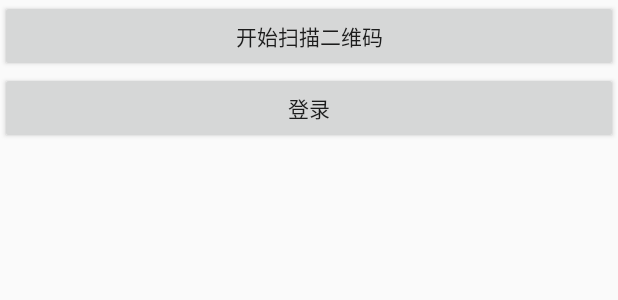
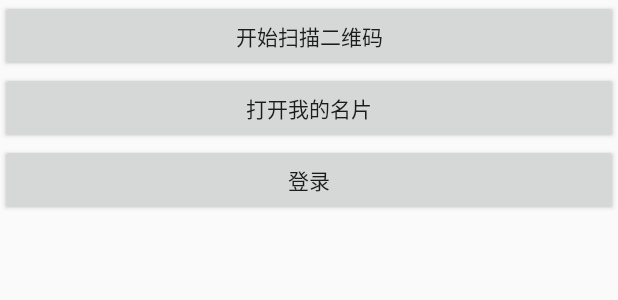
Before and after one commit to AFinalStone/HM-QRCodeAndCard, an Android app: the layout activity_main.xml on its own in the app's theme, with its tools: preview values and no code run, on a phone screen of 412 x 824 dp. Shown: the top 300 px of the screen. Run offline under Robolectric (Android 15) with nearby library versions, the phone set to English and light mode, and no system bars.

```diff
--- a/app/src/main/res/layout/activity_main.xml
+++ b/app/src/main/res/layout/activity_main.xml
@@ -19,6 +19,13 @@
         android:layout_width="match_parent"
         android:layout_height="wrap_content"
         android:gravity="center"
+        android:onClick="onClickMyCard"
+        android:text="打开我的名片" />
+
+    <Button
+        android:layout_width="match_parent"
+        android:layout_height="wrap_content"
+        android:gravity="center"
         android:onClick="onClickLogin"
         android:text="登录" />
 
--- a/library/build.gradle
+++ b/library/build.gradle
@@ -23,12 +23,6 @@ android {
         }
     }
 
-    //使得AS支持lamb语法
-    compileOptions {
-        targetCompatibility JavaVersion.VERSION_1_8
-        sourceCompatibility JavaVersion.VERSION_1_8
-    }
-
 }
 
 dependencies {
--- a/library/src/main/java/com/hm/iou/qrcode/business/presenter/QRCodePresenter.java
+++ b/library/src/main/java/com/hm/iou/qrcode/business/presenter/QRCodePresenter.java
@@ -89,7 +89,7 @@ public class QRCodePresenter extends MvpActivityPresenter<QRCodeContract.View> i
     }
 
     /**
-     * 如果是电子借条，则进行搜索收录,如果不是，则直接通过手机浏览器打开
+     * 如果是电子借条，则进行搜索收录,如果不是，则提示当前版本暂不支持该功能
      *
      * @param qrCodeContent 扫码识别出来的二维码
      */
```
Also changed, not shown: app/src/main/java/com/hm/iou/scancodeandcard/MainActivity.java (+47 -6 lines), library/src/main/java/com/hm/iou/qrcode/business/view/QRCodeActivity.java (+8 -30 lines), library/src/main/res/layout/qrcode_activity_scan_code.xml (renamed from library/src/main/res/layout/qrcode_activity_qrcode.xml).
